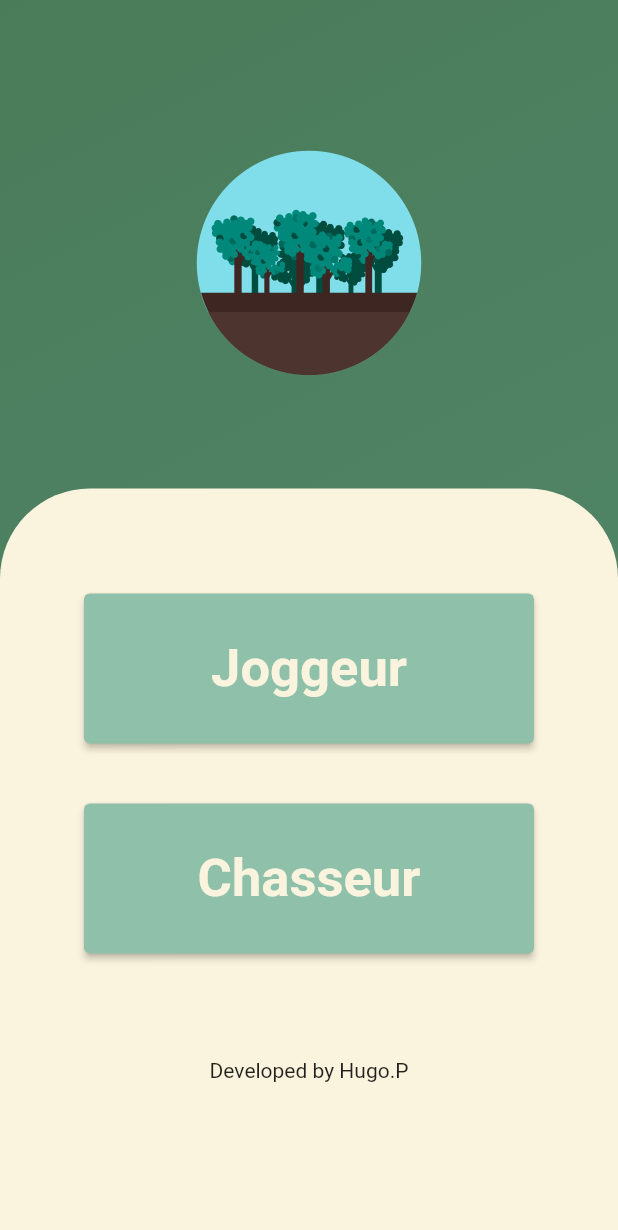
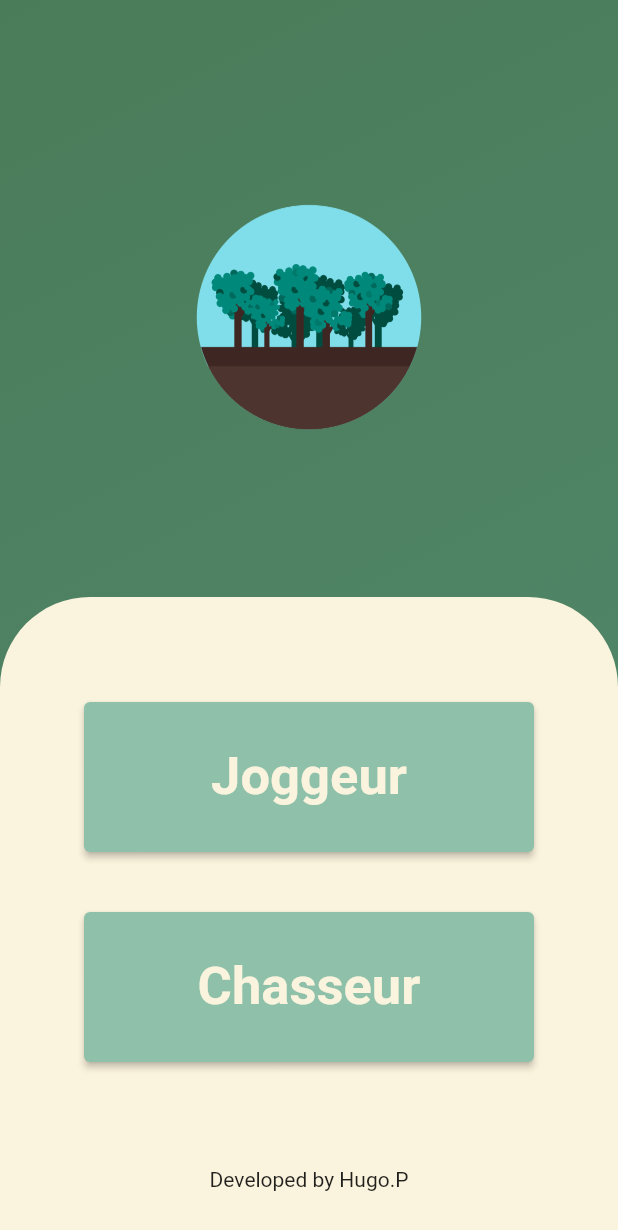
Before and after one commit to hugo-piedanna/chasse_infos, a Flutter app: the screen it shows after launch, on a phone screen of 412 x 824 dp. Shown: the top 1230 px of the screen. Run offline on Flutter 3.47's test engine with Material 2 defaults, Android fonts, the phone set to English and light mode, and no system bars; our stand-ins replace hexcolor.

Commit message:
update for responsive design

```diff
--- a/lib/pages/login.dart
+++ b/lib/pages/login.dart
@@ -27,16 +27,18 @@ class _LoginPageState extends State<login> {
               const SizedBox(
                 height: 90,
               ),
-              Center(
-                child: Image.asset(
-                  'images/icon-foret.png',
-                  scale: 3,
+              Expanded(
+                child: Center(
+                  child: Image.asset(
+                    'images/icon-foret.png',
+                    scale: 3,
+                  ),
                 ),
               ),
               const SizedBox(
                 height: 65,
               ),
-              Expanded(
+              Container(
                   child: Container(
                 width: double.infinity,
                 decoration: BoxDecoration(
```
Also changed, not shown: 3 other files.
